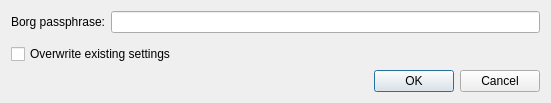
Before: the Qt Designer form src/vorta/assets/UI/importwindow.ui in borgbase/vorta, drawn with Qt 5.
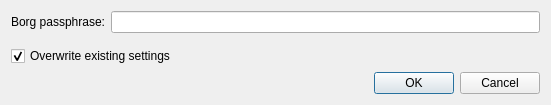
After: the same form once the commit is applied.

```diff
--- a/src/vorta/assets/UI/importwindow.ui
+++ b/src/vorta/assets/UI/importwindow.ui
@@ -7,7 +7,7 @@
     <x>0</x>
     <y>0</y>
     <width>551</width>
-    <height>103</height>
+    <height>105</height>
    </rect>
   </property>
   <property name="sizePolicy">
@@ -53,7 +53,7 @@
       <string>Overwrite existing settings</string>
      </property>
      <property name="checked">
-      <bool>false</bool>
+      <bool>true</bool>
      </property>
     </widget>
    </item>
```
